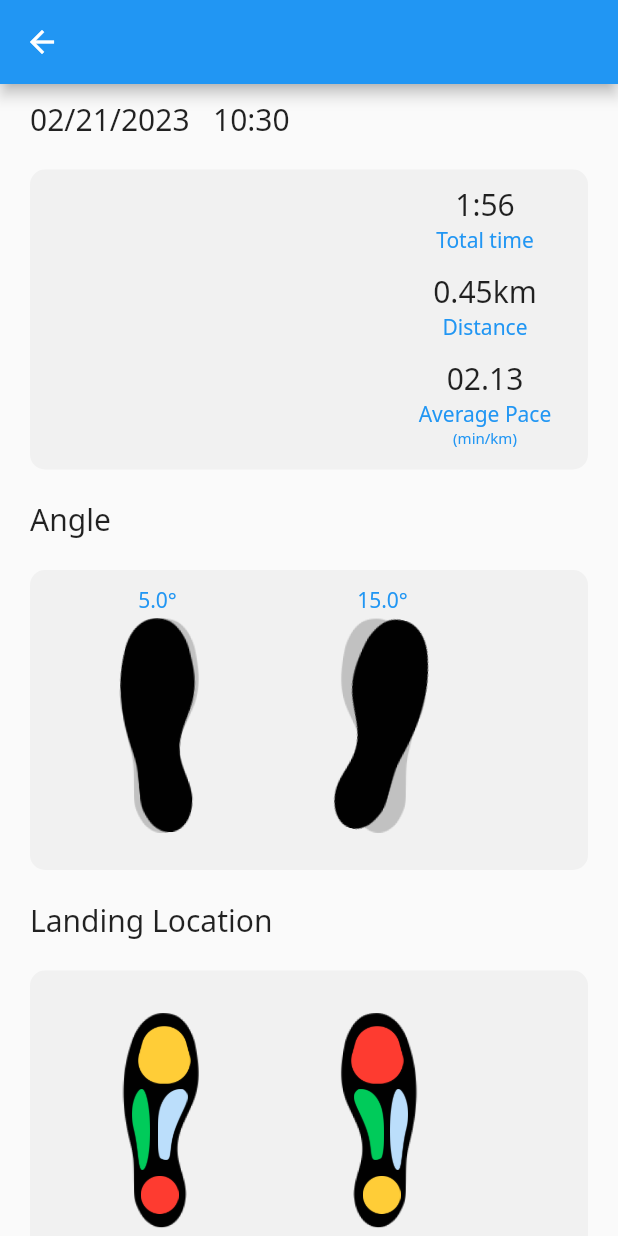
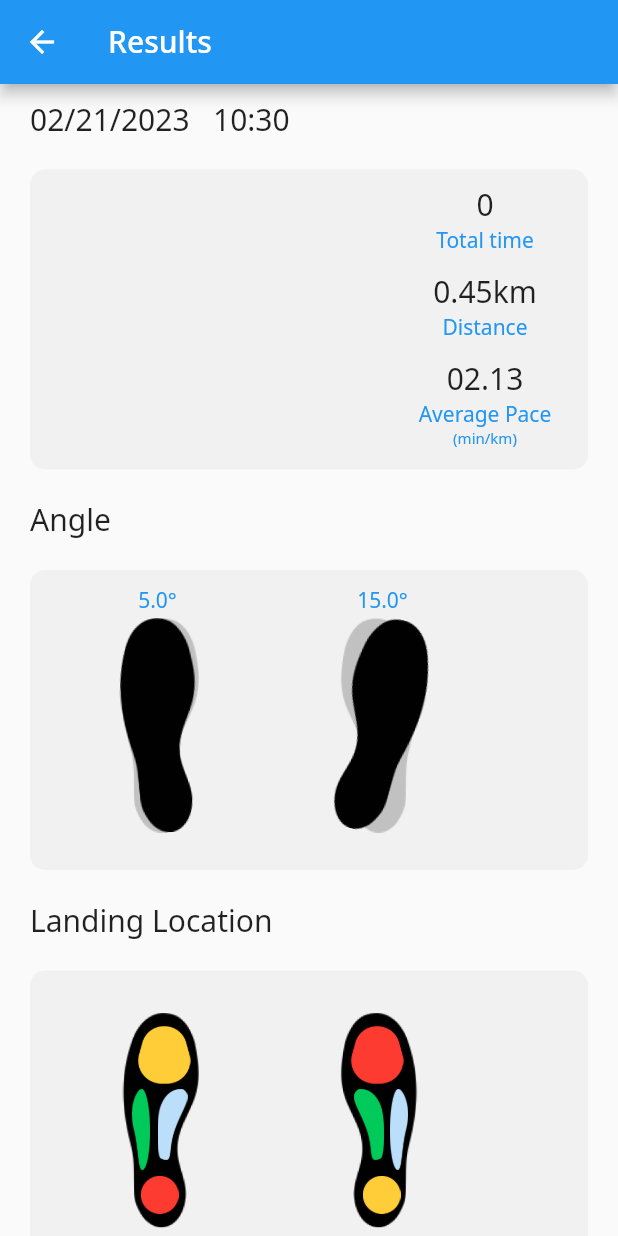
Before and after one commit to KSW-NewBalance/NewBalance-Application, a Flutter app: the ResultPage screen opened directly with empty values, on a phone screen of 412 x 824 dp. Run offline on Flutter 3.47's test engine with Material 2 defaults, Android fonts, the phone set to English and light mode, and no system bars; our stand-ins replace geolocator, google_fonts, google_maps_flutter, location, shared_preferences, stop_watch_timer and 1 more; missing offline and left inert: gmaps_by_road_distance_calculator; accounts and stored records are empty.

Commit message:
getting time to pass to results page (milliseconds) and adding button navigation to results page

```diff
--- a/lib/main.dart
+++ b/lib/main.dart
@@ -21,7 +21,7 @@ class MyApp extends StatelessWidget {
         primaryColor: constants.primaryColor,
         textTheme: GoogleFonts.notoSansTextTheme()
       ),
-      home: const MainPage(),
+      home: const MainPage(state: 0),
     );
   }
 }
--- a/lib/result_page.dart
+++ b/lib/result_page.dart
@@ -1,11 +1,11 @@
 import 'package:flutter/material.dart';
 import 'dart:math' as math;
 import 'package:intl/intl.dart';
+import 'package:newbalance_flutter/constants.dart';
 
 class ResultPage extends StatefulWidget {
-  ResultPage({super.key, required this.title});
-
-  final String title;
+  const ResultPage({super.key, required this.totalTime});
+  final int totalTime;
 
   @override
   State<ResultPage> createState() => _ResultPageState();
@@ -25,7 +25,6 @@ class _ResultPageState extends State<ResultPage> {
   late String rearFootColorR;
 
   late String date;
-  late String totalTime;
   late String distance;
   late String averagePace;
 
@@ -48,10 +47,12 @@ class _ResultPageState extends State<ResultPage> {
     lateralFootColorR = 'B';
 
     // test running stats
-    totalTime = "1:56";
+
     distance = "0.45km";
     averagePace = "02.13";
     date = DateFormat('MM/dd/yyyy   kk:mm').format(DateTime.now());
+
+
   }
 
   @override
@@ -60,7 +61,7 @@ class _ResultPageState extends State<ResultPage> {
         appBar: AppBar(
           // Here we take the value from the MyHomePage object that was created by
           // the App.build method, and use it to set our appbar title.
-          title: Text(widget.title),
+          title: Text("Results"),
         ),
         body: Column(children: <Widget>[
           Expanded(
@@ -93,7 +94,7 @@ class _ResultPageState extends State<ResultPage> {
                     flex: 1,
                     child: Column(children: <Widget>[
                       Column(children: <Widget>[
-                        Text(totalTime, style: const TextStyle(fontSize: 20)),
+                        Text(widget.totalTime.toString(), style: const TextStyle(fontSize: 20)),
                         Container(
                           padding: const EdgeInsets.fromLTRB(0, 0, 0, 12),
                           alignment: Alignment.center,
```
Also changed, not shown: lib/analysis_page.dart (+7 -4 lines), lib/main_page.dart (+7 -2 lines), lib/running_page.dart (+7 -0 lines).
